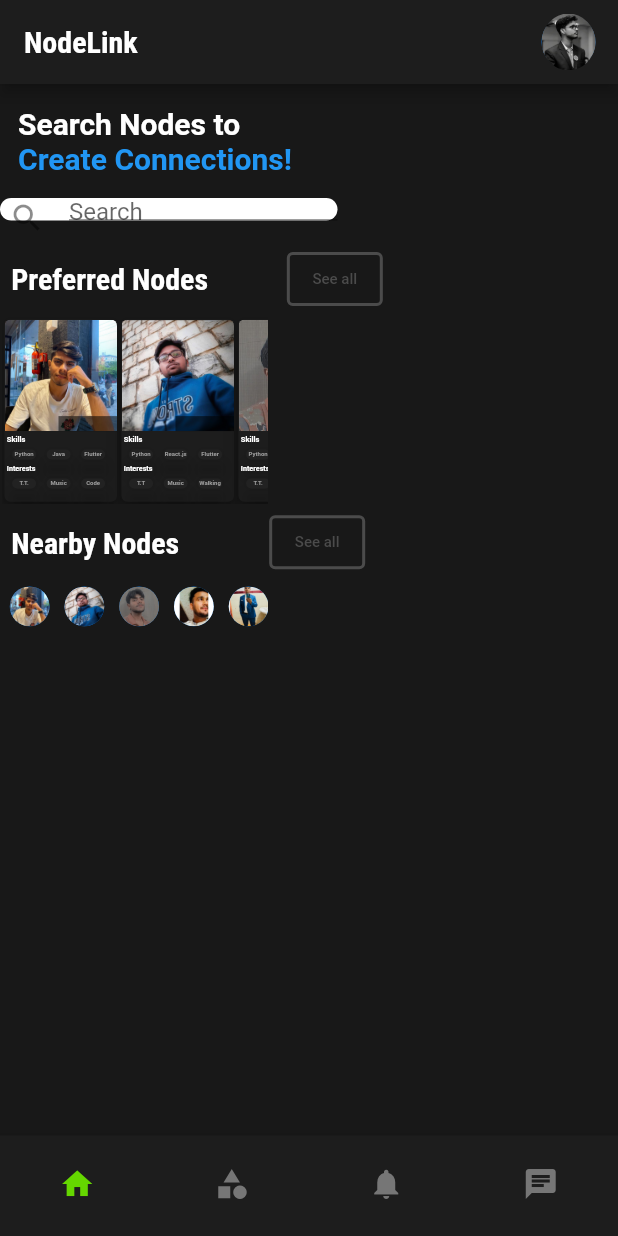
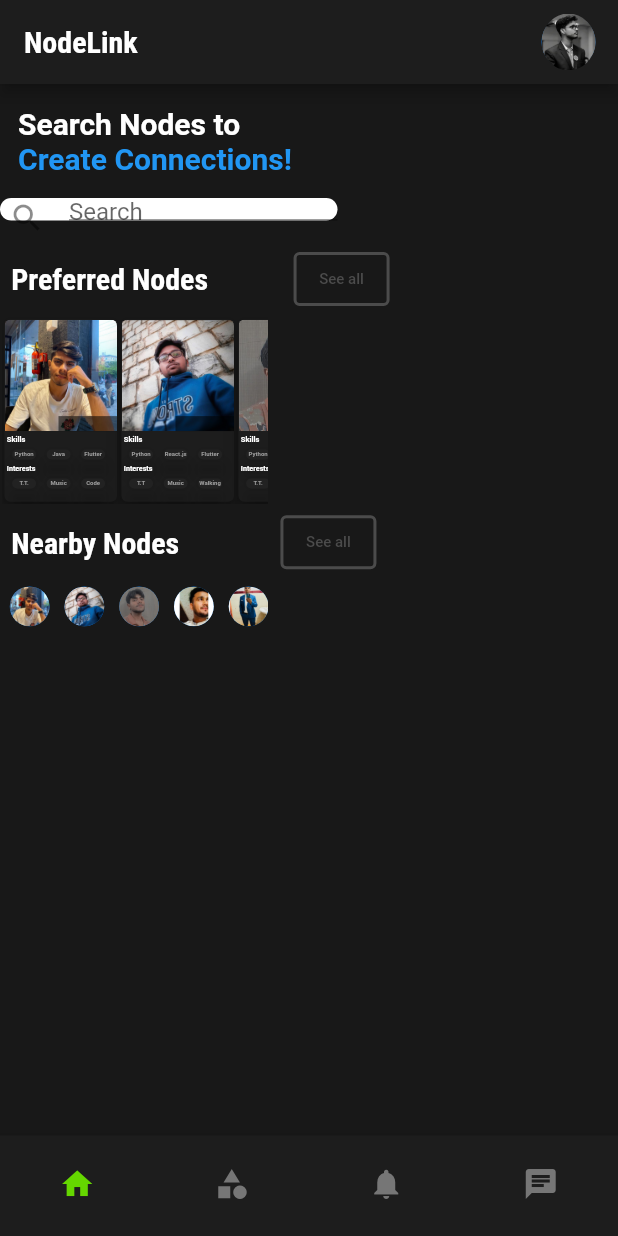
Before and after one commit to UdityaRaj11/NodeLink, a Flutter app: the screen it shows after launch, on a phone screen of 412 x 824 dp. Run offline on Flutter 3.47's test engine with Material 2 defaults, Android fonts, the phone set to English and light mode, and no system bars; Roboto replaces fonts that are missing (Raleway).

```diff
--- a/lib/screens/Home.dart
+++ b/lib/screens/Home.dart
@@ -117,7 +117,7 @@ class HomeScreen extends StatelessWidget {
                           children: [
                             buildSectionTitle(context, 'Preferred Nodes'),
                             SizedBox(
-                              width: size * 30,
+                              width: size * 33,
                             ),
                             OutlinedButton(
                               style: OutlinedButton.styleFrom(
@@ -157,7 +157,7 @@ class HomeScreen extends StatelessWidget {
                           children: [
                             buildSectionTitle(context, 'Nearby Nodes'),
                             SizedBox(
-                              width: size * 35,
+                              width: size * 40,
                             ),
                             OutlinedButton(
                               style: OutlinedButton.styleFrom(
```
Also changed, not shown: lib/screens/explore_screen.dart (+5 -2 lines).
